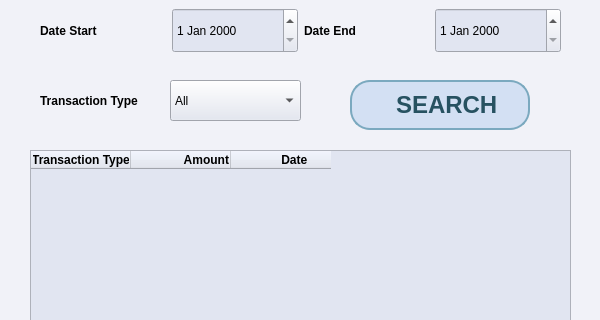
Old version of the form customer_statements_window.ui in the repository melikkekaya/BankingApp_SQL; both pictures show x 0 to 600 and y 90 to 410 of the 600 by 700 pixel window.
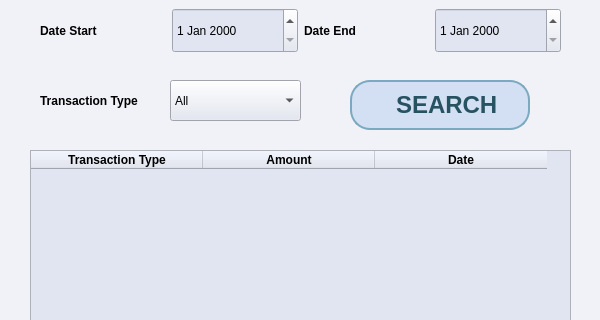
New version of the form. Icons and pictures are not drawn.

What changed in the file:
```diff
--- a/customer_statements_window.ui
+++ b/customer_statements_window.ui
@@ -204,6 +204,9 @@
     <property name="styleSheet">
      <string notr="true">background-color: rgb(225, 229, 241);</string>
     </property>
+    <attribute name="horizontalHeaderDefaultSectionSize">
+     <number>172</number>
+    </attribute>
     <column>
      <property name="text">
       <string>Transaction Type</string>
@@ -215,6 +218,9 @@
        <bold>true</bold>
       </font>
      </property>
+     <property name="textAlignment">
+      <set>AlignCenter</set>
+     </property>
      <property name="background">
       <color>
        <red>187</red>
@@ -235,7 +241,7 @@
       </font>
      </property>
      <property name="textAlignment">
-      <set>AlignTrailing|AlignVCenter</set>
+      <set>AlignCenter</set>
      </property>
      <property name="background">
       <color>
@@ -247,7 +253,7 @@
     </column>
     <column>
      <property name="text">
-      <string>                        Date                </string>
+      <string>Date</string>
      </property>
      <property name="font">
       <font>
@@ -256,6 +262,9 @@
        <bold>true</bold>
       </font>
      </property>
+     <property name="textAlignment">
+      <set>AlignCenter</set>
+     </property>
      <property name="background">
       <color>
        <red>187</red>
```
